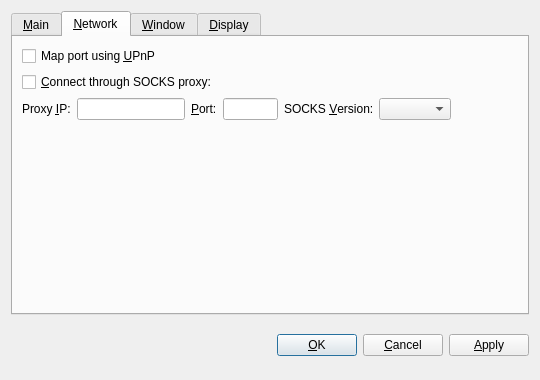
Old version of the form src/qt/forms/optionsdialog.ui in the repository bogatyrov/valorbit.
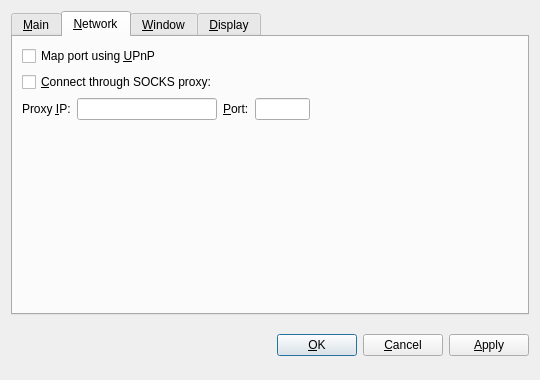
New version of the form. The open tabs and pages were chosen to show the change. Custom widgets are drawn as their Qt base class.

Commit message:
remove SOCKS4 support from core and GUI
- now we support SOCKS5 only

Conflicts:
	src/init.cpp
	src/qt/forms/optionsdialog.ui
	src/qt/optionsdialog.cpp
	src/qt/optionsmodel.cpp
	src/qt/paymentserver.cpp
	src/rpcmisc.cpp
	src/rpcnet.cpp

```diff
--- a/src/qt/forms/optionsdialog.ui
+++ b/src/qt/forms/optionsdialog.ui
@@ -226,26 +226,6 @@
            </property>
           </widget>
          </item>
-         <item>
-          <widget class="QLabel" name="socksVersionLabel">
-           <property name="text">
-            <string>SOCKS &amp;Version:</string>
-           </property>
-           <property name="textFormat">
-            <enum>Qt::PlainText</enum>
-           </property>
-           <property name="buddy">
-            <cstring>socksVersion</cstring>
-           </property>
-          </widget>
-         </item>
-         <item>
-          <widget class="QValueComboBox" name="socksVersion">
-           <property name="toolTip">
-            <string>SOCKS version of the proxy (e.g. 5)</string>
-           </property>
-          </widget>
-         </item>
          <item>
           <spacer name="horizontalSpacer_Network">
            <property name="orientation">
```
The commit also changes 6 other files.
